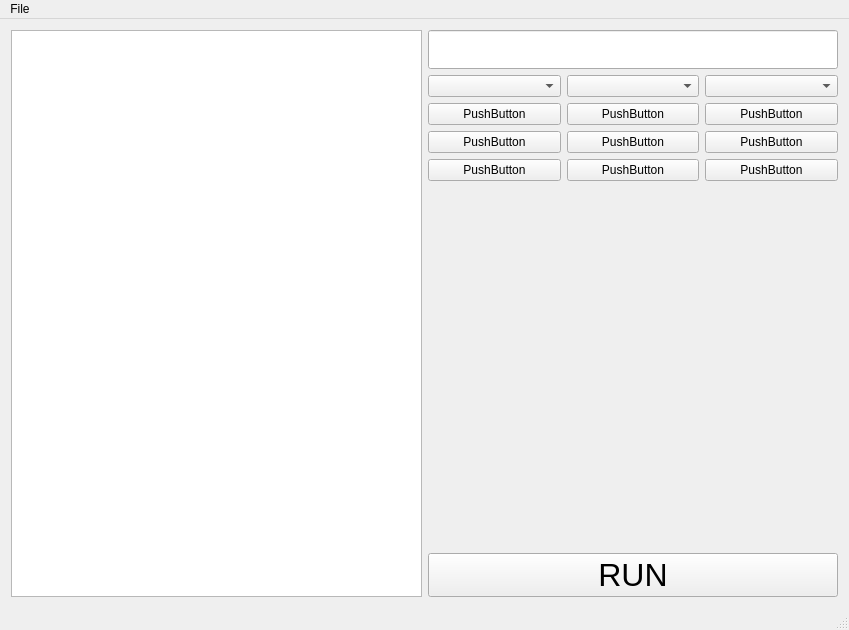
B10215029/linearcalc, file mainwindow.ui: the form before one commit.
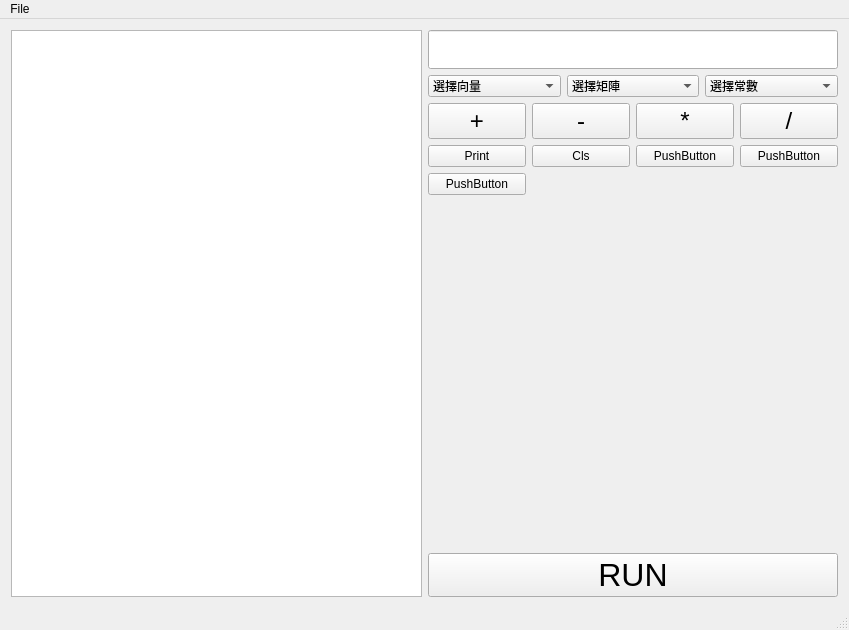
The form after the commit.

Commit message:
add button function
add button function
modify ui
simple command deal

Patch:
```diff
--- a/mainwindow.ui
+++ b/mainwindow.ui
@@ -32,79 +32,169 @@
       <item>
        <layout class="QHBoxLayout" name="horizontalLayout">
         <item>
-         <widget class="QComboBox" name="comboBox"/>
+         <widget class="QComboBox" name="comboBox">
+          <item>
+           <property name="text">
+            <string>選擇向量</string>
+           </property>
+          </item>
+         </widget>
         </item>
         <item>
          <widget class="QComboBox" name="comboBox_2">
           <property name="currentText">
-           <string/>
+           <string>選擇矩陣</string>
           </property>
+          <item>
+           <property name="text">
+            <string>選擇矩陣</string>
+           </property>
+          </item>
          </widget>
         </item>
         <item>
-         <widget class="QComboBox" name="comboBox_3"/>
+         <widget class="QComboBox" name="comboBox_3">
+          <property name="maxVisibleItems">
+           <number>11</number>
+          </property>
+          <item>
+           <property name="text">
+            <string>選擇常數</string>
+           </property>
+          </item>
+          <item>
+           <property name="text">
+            <string>0</string>
+           </property>
+          </item>
+          <item>
+           <property name="text">
+            <string>1</string>
+           </property>
+          </item>
+          <item>
+           <property name="text">
+            <string>2</string>
+           </property>
+          </item>
+          <item>
+           <property name="text">
+            <string>3</string>
+           </property>
+          </item>
+          <item>
+           <property name="text">
+            <string>4</string>
+           </property>
+          </item>
+          <item>
+           <property name="text">
+            <string>5</string>
+           </property>
+          </item>
+          <item>
+           <property name="text">
+            <string>6</string>
+           </property>
+          </item>
+          <item>
+           <property name="text">
+            <string>7</string>
+           </property>
+          </item>
+          <item>
+           <property name="text">
+            <string>8</string>
+           </property>
+          </item>
+          <item>
+           <property name="text">
+            <string>9</string>
+           </property>
+          </item>
+         </widget>
         </item>
        </layout>
       </item>
       <item>
        <layout class="QGridLayout" name="gridLayout">
-        <item row="4" column="0">
-         <widget class="QPushButton" name="pushButton_5">
+        <item row="4" column="2">
+         <widget class="QPushButton" name="pushButton_8">
           <property name="text">
            <string>PushButton</string>
           </property>
          </widget>
         </item>
-        <item row="3" column="2">
-         <widget class="QPushButton" name="pushButton_4">
+        <item row="4" column="3">
+         <widget class="QPushButton" name="pushButton_9">
           <property name="text">
            <string>PushButton</string>
           </property>
          </widget>
         </item>
         <item row="4" column="1">
+         <widget class="QPushButton" name="pushButton_7">
+          <property name="text">
+           <string>Cls</string>
+          </property>
+         </widget>
+        </item>
+        <item row="4" column="0">
          <widget class="QPushButton" name="pushButton_6">
           <property name="text">
-           <string>PushButton</string>
+           <string>Print</string>
+          </property>
+         </widget>
+        </item>
+        <item row="3" column="3">
+         <widget class="QPushButton" name="pushButton_5">
+          <property name="font">
+           <font>
+            <pointsize>18</pointsize>
+           </font>
+          </property>
+          <property name="text">
+           <string>/</string>
           </property>
          </widget>
         </item>
         <item row="3" column="0">
          <widget class="QPushButton" name="pushButton_2">
+          <property name="font">
+           <font>
+            <pointsize>18</pointsize>
+           </font>
+          </property>
           <property name="text">
-           <string>PushButton</string>
+           <string>+</string>
           </property>
          </widget>
         </item>
-        <item row="4" column="2">
-         <widget class="QPushButton" name="pushButton_7">
+        <item row="3" column="2">
+         <widget class="QPushButton" name="pushButton_4">
+          <property name="font">
+           <font>
+            <pointsize>18</pointsize>
+           </font>
+          </property>
           <property name="text">
-           <string>PushButton</string>
+           <string>*</string>
           </property>
          </widget>
         </item>
         <item row="3" column="1">
          <widget class="QPushButton" name="pushButton_3">
+          <property name="font">
+           <font>
+            <pointsize>18</pointsize>
+           </font>
+          </property>
           <property name="text">
-           <string>PushButton</string>
+           <string>-</string>
           </property>
          </widget>
         </item>
         <item row="5" column="0">
-         <widget class="QPushButton" name="pushButton_8">
-          <property name="text">
-           <string>PushButton</string>
-          </property>
-         </widget>
-        </item>
-        <item row="5" column="1">
-         <widget class="QPushButton" name="pushButton_9">
-          <property name="text">
-           <string>PushButton</string>
-          </property>
-         </widget>
-        </item>
-        <item row="5" column="2">
          <widget class="QPushButton" name="pushButton_10">
           <property name="text">
            <string>PushButton</string>
```
The commit also changes 2 other files.
